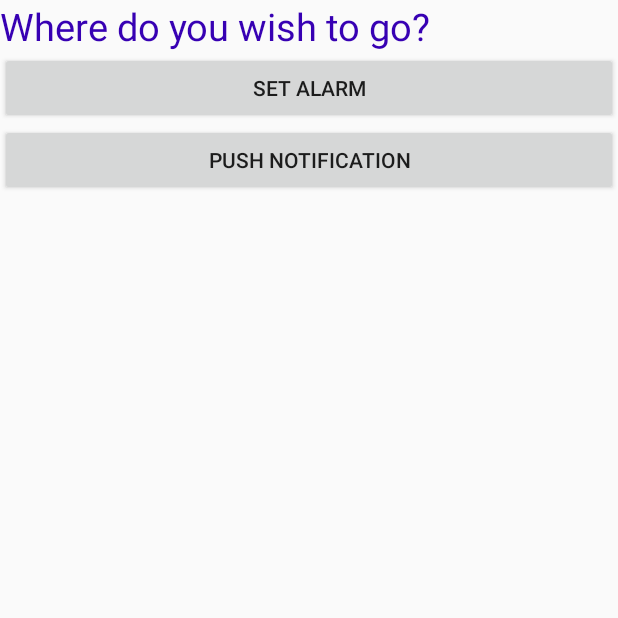
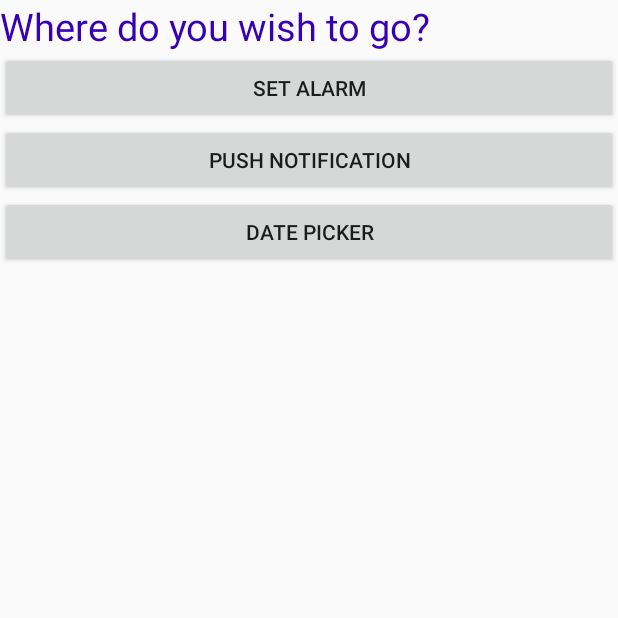
Before and after one commit to arvindkr7/AndroidDevelopment, an Android app: the screen it shows after launch (HomePage), on a phone screen of 412 x 824 dp, the top half of it. Run offline under Robolectric (Android 15) with nearby library versions, the phone set to English and light mode, and no system bars.

Commit message:
DateTimePickerThroughxml created and run successful

```diff
--- a/cse225Practicals/app/src/main/AndroidManifest.xml
+++ b/cse225Practicals/app/src/main/AndroidManifest.xml
@@ -9,7 +9,8 @@
         android:roundIcon="@mipmap/ic_launcher_round"
         android:supportsRtl="true"
         android:theme="@style/AppTheme">
-        <activity android:name=".P10DemoAlarm"></activity>
+        <activity android:name=".DateTimePickerThroughxml"></activity>
+        <activity android:name=".P10DemoAlarm" />
         <activity android:name=".NotificationDemo" />
         <activity android:name=".NotificationLandingPage" />
         <activity android:name=".P11CustomToastLayout" />
--- a/cse225Practicals/app/src/main/java/com/example/cse225practicals/HomePage.java
+++ b/cse225Practicals/app/src/main/java/com/example/cse225practicals/HomePage.java
@@ -8,13 +8,14 @@ import android.view.View;
 import android.widget.Button;
 
 public class HomePage extends AppCompatActivity {
-        Button alarm, notification;
+        Button alarm, notification, datepicker;
     @Override
     protected void onCreate(Bundle savedInstanceState) {
         super.onCreate(savedInstanceState);
         setContentView(R.layout.activity_home_page);
         alarm = findViewById(R.id.btn_goto_Alarm);
         notification = findViewById(R.id.btn_goto_Notification);
+        datepicker = findViewById(R.id.btn_goto_DatePicker);
 
         // implement on click methods
 
@@ -33,5 +34,13 @@ public class HomePage extends AppCompatActivity {
                 startActivity(intent);
             }
         });
+
+        datepicker.setOnClickListener(new View.OnClickListener() {
+            @Override
+            public void onClick(View view) {
+                Intent intent = new Intent(HomePage.this, DateTimePickerThroughxml.class);
+                startActivity(intent);
+            }
+        });
     }
 }
--- a/cse225Practicals/app/src/main/res/layout/activity_home_page.xml
+++ b/cse225Practicals/app/src/main/res/layout/activity_home_page.xml
@@ -25,5 +25,9 @@
         android:layout_width="match_parent"
         android:layout_height="wrap_content"
         android:text="push notification"/>
-
+    <Button
+        android:id="@+id/btn_goto_DatePicker"
+        android:layout_width="match_parent"
+        android:layout_height="wrap_content"
+        android:text="Date Picker"/>
 </LinearLayout>
```
Also changed, not shown: cse225Practicals/app/src/main/java/com/example/cse225practicals/DateTimePickerThroughxml.java (added, +34 -0 lines), cse225Practicals/app/src/main/res/layout/activity_date_time_picker_throughxml.xml (added, +24 -0 lines).
